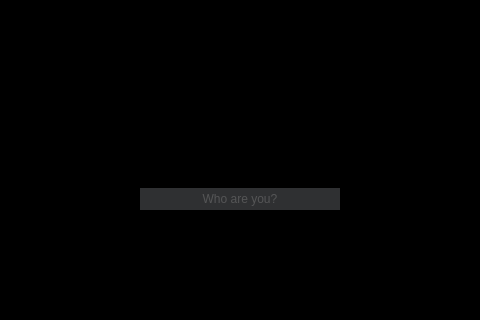
Before: the Qt Designer form main.ui in SurfonL/Crest, drawn with Qt 5; both pictures show x 360 to 840 and y 239 to 559 of the 1200 by 720 pixel window.
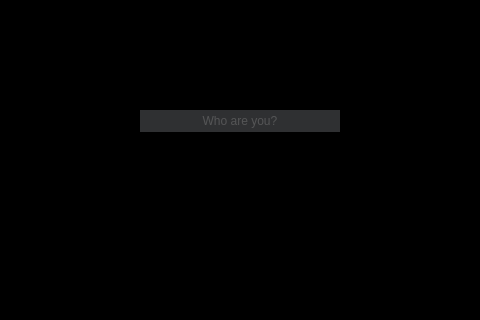
After: the same form once the commit is applied. Icons and pictures are not drawn.

Commit message: why no maximize

Diff of the .ui file:
```diff
--- a/main.ui
+++ b/main.ui
@@ -297,20 +297,17 @@
        </property>
        <layout class="QVBoxLayout" name="verticalLayout_2">
         <item>
-         <widget class="QFrame" name="frame">
-          <property name="minimumSize">
+         <spacer name="verticalSpacer_2">
+          <property name="orientation">
+           <enum>Qt::Vertical</enum>
+          </property>
+          <property name="sizeHint" stdset="0">
            <size>
-            <width>0</width>
-            <height>400</height>
+            <width>20</width>
+            <height>40</height>
            </size>
           </property>
-          <property name="frameShape">
-           <enum>QFrame::NoFrame</enum>
-          </property>
-          <property name="frameShadow">
-           <enum>QFrame::Raised</enum>
-          </property>
-         </widget>
+         </spacer>
         </item>
         <item alignment="Qt::AlignHCenter">
          <widget class="QLineEdit" name="lineEdit">
```
Left out of the diff: 2 changed lines with no effect on the pictures. The commit also changes 1 other file.
